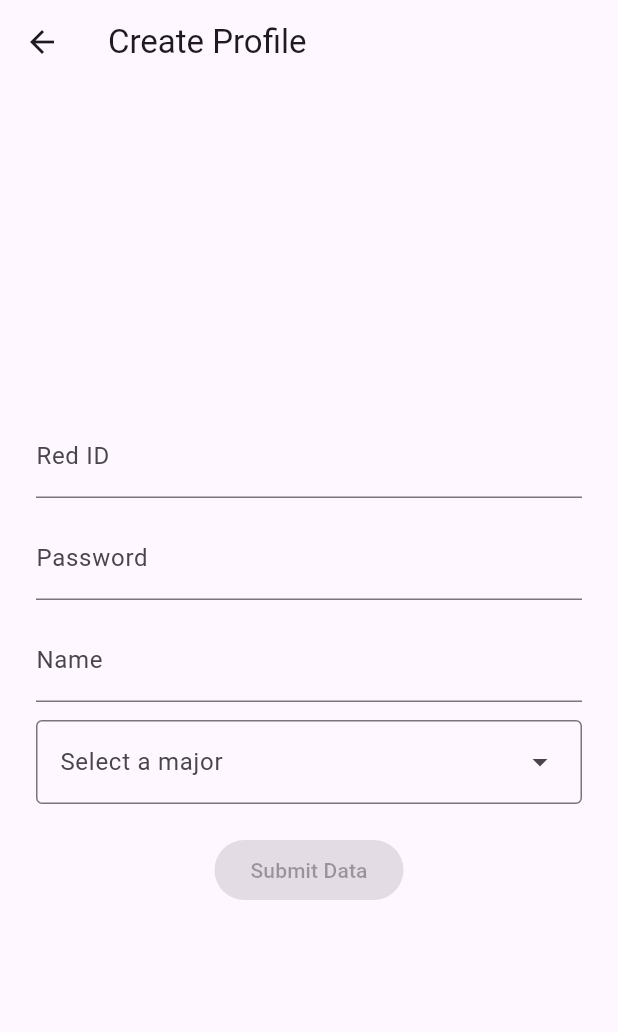
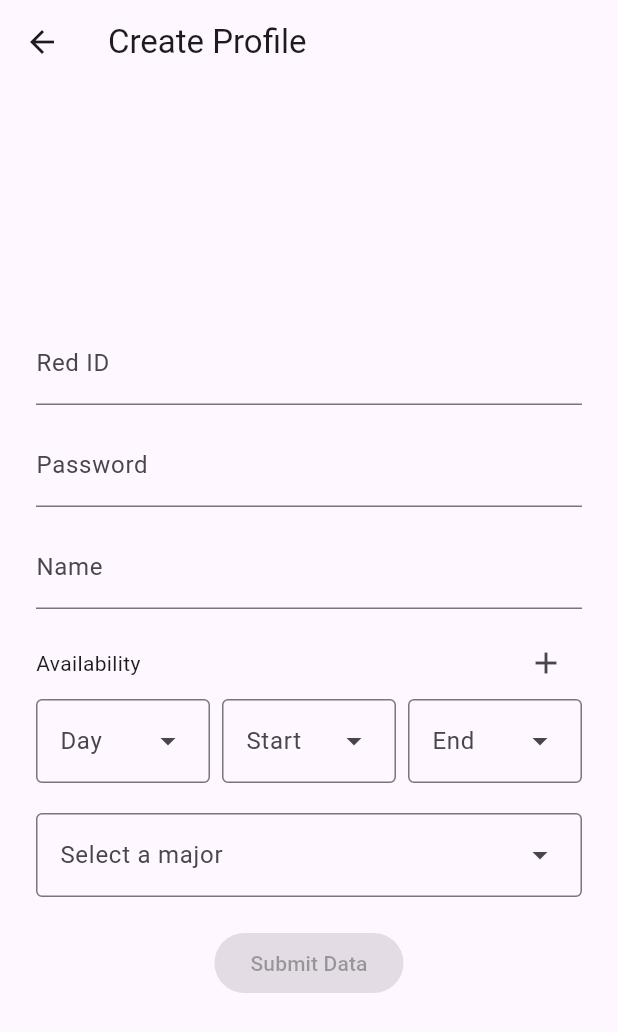
Before and after one commit to Deismus/Group6Project, a Flutter app: the SignUpPage screen opened directly, on a phone screen of 412 x 824 dp. Shown: the top 1032 px of the screen. Run offline on Flutter 3.47's test engine with Material 3 defaults, Android fonts, the phone set to English and light mode, and no system bars; our stand-ins replace supabase_flutter; accounts and stored records are empty.

Commit message:
Add availability  to RegisterPage

```diff
--- a/lib/main.dart
+++ b/lib/main.dart
@@ -149,7 +149,8 @@ class _RegisterPageState extends State<RegisterPage>
 }
 
 */
-class SignUpPage extends StatefulWidget{
+
+class SignUpPage extends StatefulWidget {
   const SignUpPage({super.key});
   @override
   State<SignUpPage> createState() => _SignUpPageState();
@@ -163,6 +164,7 @@ class _SignUpPageState extends State<SignUpPage> {
   final nameController = TextEditingController();
   final passwordController = TextEditingController();
 
+  List<SlotInput> slots = [SlotInput()]; // all the availability rows
   String? selectedValue;
 
   @override
@@ -201,7 +203,72 @@ class _SignUpPageState extends State<SignUpPage> {
                 ),
                 const SizedBox(height: 12),
 
+                // Availability title + the + button
+                Row(
+                  mainAxisAlignment: MainAxisAlignment.spaceBetween,
+                  children: [
+                    const Text('Availability'),
+                    IconButton(
+                      icon: const Icon(Icons.add),
+                      tooltip: 'Add another time slot',
+                      onPressed: () => setState(() => slots.add(SlotInput())),
+                    ),
+                  ],
+                ),
 
+                // One row (Day / Start / End) per time slot
+                for (int i = 0; i < slots.length; i++)
+                  Padding(
+                    padding: const EdgeInsets.only(bottom: 8),
+                    child: Row(
+                      children: [
+                        // Day
+                        Expanded(
+                          child: DropdownMenu<String>(
+                            expandedInsets: EdgeInsets.zero,
+                            hintText: 'Day',
+                            dropdownMenuEntries: [
+                              'Monday',
+                              'Tuesday',
+                              'Wednesday',
+                              'Thursday',
+                              'Friday',
+                              'Saturday',
+                              'Sunday',
+                            ].map(buildMenuItem).toList(),
+                            onSelected: (v) => setState(() => slots[i].day = v),
+                          ),
+                        ),
+
+                        const SizedBox(width: 8),
+
+                        // Start time
+                        Expanded(
+                          child: DropdownMenu<TimeOfDay>(
+                            expandedInsets: EdgeInsets.zero,
+                            hintText: 'Start',
+                            dropdownMenuEntries: timeEntries(),
+                            onSelected: (v) =>
+                                setState(() => slots[i].start = v),
+                          ),
+                        ),
+
+                        const SizedBox(width: 8),
+
+                        // End time
+                        Expanded(
+                          child: DropdownMenu<TimeOfDay>(
+                            expandedInsets: EdgeInsets.zero,
+                            hintText: 'End',
+                            dropdownMenuEntries: timeEntries(),
+                            onSelected: (v) => setState(() => slots[i].end = v),
+                          ),
+                        ),
+                      ],
+                    ),
+                  ),
+
+                const SizedBox(height: 12),
 
                 // Get the majors from Supabase
                 FutureBuilder(
@@ -258,6 +325,30 @@ class _SignUpPageState extends State<SignUpPage> {
   }
 }
 
+// One availability row: the day, the start time and the end time.
+class SlotInput {
+  String? day;
+  TimeOfDay? start;
+  TimeOfDay? end;
+}
+
+// The times shown in the Start / End dropdowns (08:00 to 20:00, every 30 min).
+List<DropdownMenuEntry<TimeOfDay>> timeEntries() {
+  final entries = <DropdownMenuEntry<TimeOfDay>>[];
+  for (int h = 8; h <= 20; h++) {
+    for (final m in [0, 30]) {
+      if (h == 20 && m == 30) continue;
+      final label =
+          '${h.toString().padLeft(2, '0')}:${m.toString().padLeft(2, '0')}';
+      entries.add(DropdownMenuEntry(
+        value: TimeOfDay(hour: h, minute: m),
+        label: label,
+      ));
+    }
+  }
+  return entries;
+}
+
 
 DropdownMenuEntry<String> buildMenuItem(String value) => DropdownMenuEntry(
   value: value,
```
